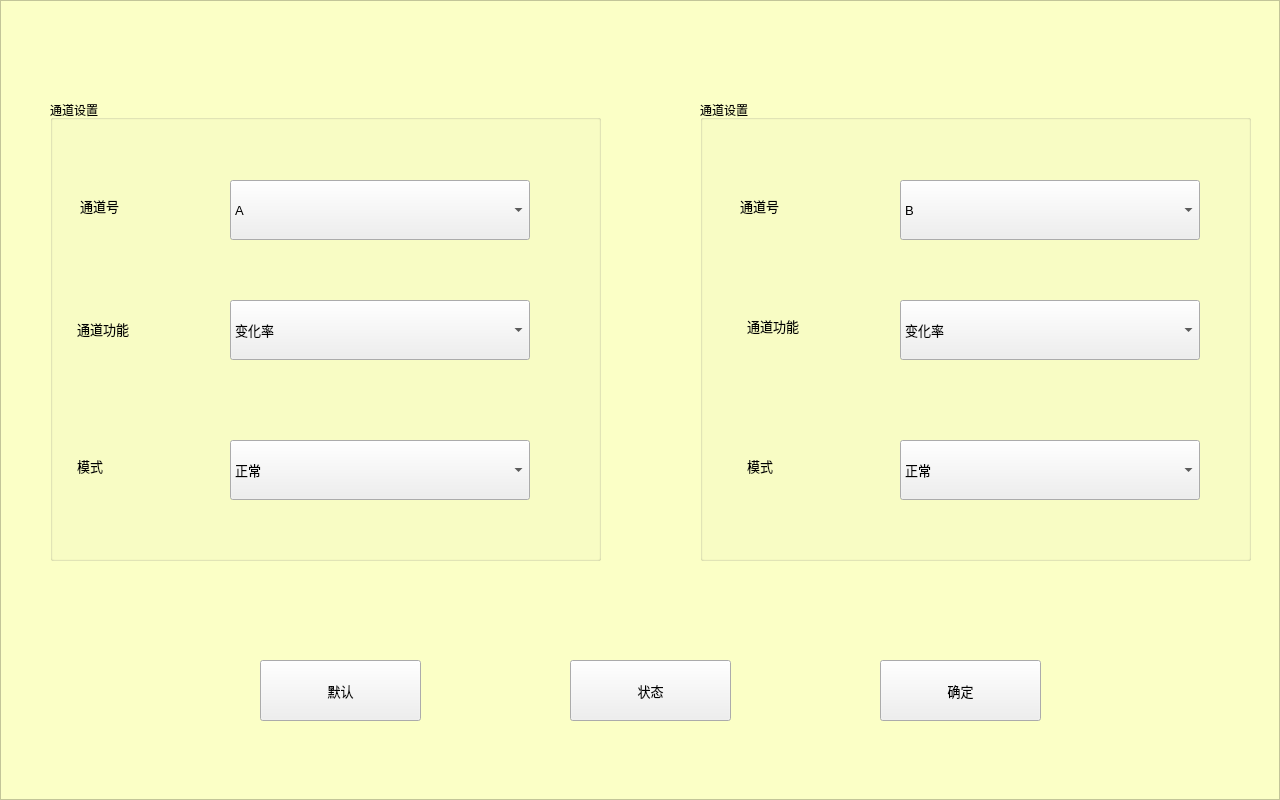
The window that configure.ui (thewayI/tiny4412) describes before a commit, drawn with Qt 5.
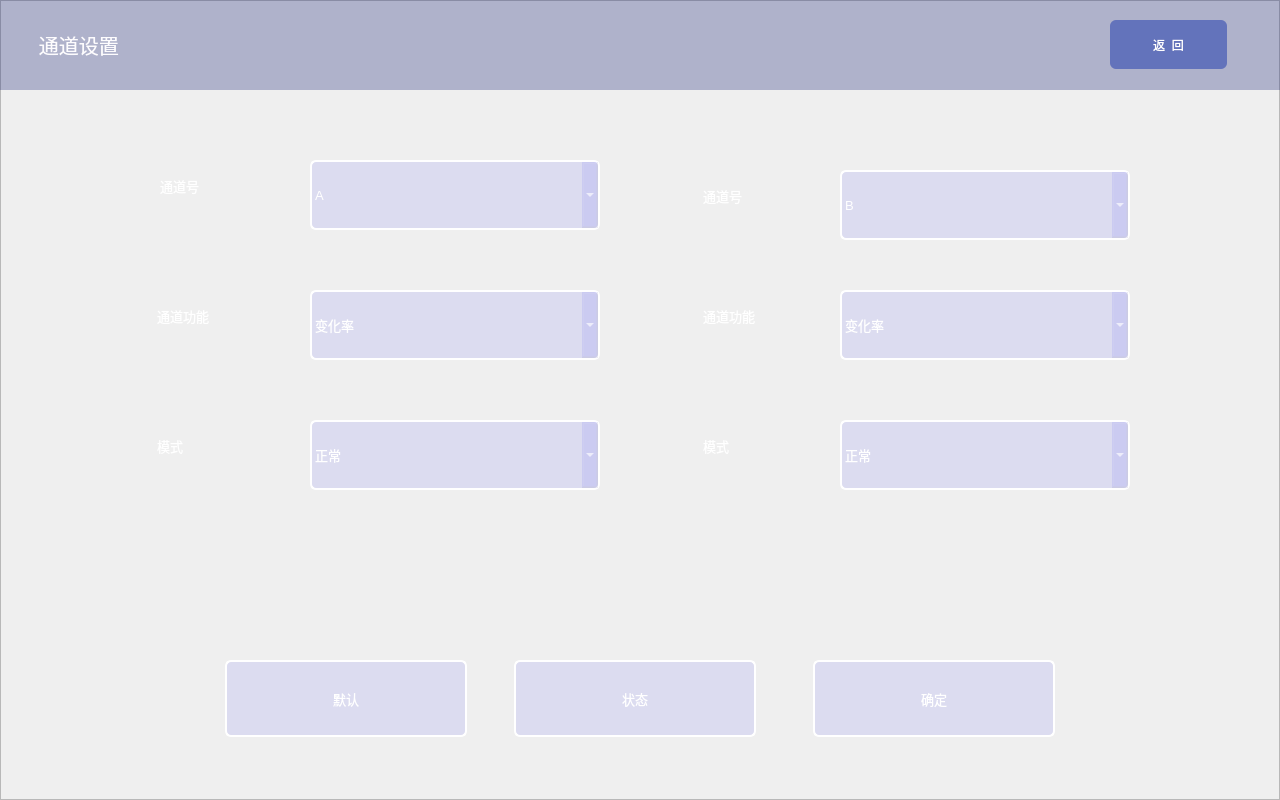
The same window after the commit. Icons and pictures are not drawn.

What changed in the file:
```diff
--- a/configure.ui
+++ b/configure.ui
@@ -16,8 +16,8 @@
   <widget class="QLabel" name="label_5">
    <property name="geometry">
     <rect>
-     <x>747</x>
-     <y>300</y>
+     <x>703</x>
+     <y>290</y>
      <width>121</width>
      <height>51</height>
     </rect>
@@ -27,6 +27,9 @@
      <pointsize>10</pointsize>
     </font>
    </property>
+   <property name="styleSheet">
+    <string notr="true">color: rgb(255, 255, 255);</string>
+   </property>
    <property name="text">
     <string>通道功能</string>
    </property>
@@ -34,8 +37,8 @@
   <widget class="QLabel" name="label">
    <property name="geometry">
     <rect>
-     <x>77</x>
-     <y>303</y>
+     <x>157</x>
+     <y>290</y>
      <width>121</width>
      <height>51</height>
     </rect>
@@ -45,6 +48,9 @@
      <pointsize>10</pointsize>
     </font>
    </property>
+   <property name="styleSheet">
+    <string notr="true">color: rgb(255, 255, 255);</string>
+   </property>
    <property name="text">
     <string>通道功能</string>
    </property>
@@ -52,8 +58,8 @@
   <widget class="QLabel" name="label_6">
    <property name="geometry">
     <rect>
-     <x>747</x>
-     <y>440</y>
+     <x>703</x>
+     <y>420</y>
      <width>121</width>
      <height>51</height>
     </rect>
@@ -63,76 +69,20 @@
      <pointsize>10</pointsize>
     </font>
    </property>
+   <property name="styleSheet">
+    <string notr="true">color: rgb(255, 255, 255);</string>
+   </property>
    <property name="text">
     <string>模式</string>
    </property>
   </widget>
-  <widget class="QGroupBox" name="groupBox">
-   <property name="geometry">
-    <rect>
-     <x>50</x>
-     <y>100</y>
-     <width>551</width>
-     <height>461</height>
-    </rect>
-   </property>
-   <property name="title">
-    <string>通道设置</string>
-   </property>
-   <widget class="QComboBox" name="comboBox_chanFunc_3">
-    <property name="geometry">
-     <rect>
-      <x>180</x>
-      <y>80</y>
-      <width>300</width>
-      <height>60</height>
-     </rect>
-    </property>
-    <property name="font">
-     <font>
-      <pointsize>10</pointsize>
-     </font>
-    </property>
-    <property name="currentIndex">
-     <number>0</number>
-    </property>
-    <item>
-     <property name="text">
-      <string>A</string>
-     </property>
-    </item>
-    <item>
-     <property name="text">
-      <string>B</string>
-     </property>
-    </item>
-   </widget>
-   <widget class="QLabel" name="label_8">
-    <property name="geometry">
-     <rect>
-      <x>30</x>
-      <y>80</y>
-      <width>121</width>
-      <height>51</height>
-     </rect>
-    </property>
-    <property name="font">
-     <font>
-      <pointsize>10</pointsize>
-     </font>
-    </property>
-    <property name="text">
-     <string>通道号</string>
-    </property>
-   </widget>
-  </widget>
   <widget class="QComboBox" name="comboBox_Mode_2">
    <property name="geometry">
     <rect>
-     <x>900</x>
-     <y>440</y>
-     <width>300</width>
-     <height>60</height>
+     <x>840</x>
+     <y>420</y>
+     <width>290</width>
+     <height>70</height>
     </rect>
    </property>
    <property name="font">
@@ -140,6 +90,16 @@
      <pointsize>10</pointsize>
     </font>
    </property>
+   <property name="styleSheet">
+    <string notr="true">color: rgb(255, 255, 255);
+color: rgb(255, 255, 255);
+border:2px solid rgb(255, 255, 255);
+background-color: rgba(5, 4, 250, 20);
+border-top-left-radius:6px;
+border-top-right-radius:6px;
+border-bottom-left-radius:6px;
+border-bottom-right-radius:6px;</string>
+   </property>
    <item>
     <property name="text">
      <string>正常</string>
@@ -154,10 +114,10 @@
   <widget class="QPushButton" name="btn_default">
    <property name="geometry">
     <rect>
-     <x>260</x>
+     <x>225</x>
      <y>660</y>
-     <width>161</width>
-     <height>61</height>
+     <width>242</width>
+     <height>77</height>
     </rect>
    </property>
    <property name="font">
@@ -165,6 +125,15 @@
      <pointsize>10</pointsize>
     </font>
    </property>
+   <property name="styleSheet">
+    <string notr="true">border:2px solid rgb(255, 255, 255);
+color: rgb(255, 255, 255);
+background-color: rgba(5, 4, 250, 20);
+border-top-left-radius:6px;
+border-top-right-radius:6px;
+border-bottom-left-radius:6px;
+border-bottom-right-radius:6px;</string>
+   </property>
    <property name="text">
     <string>默认</string>
    </property>
@@ -172,8 +141,8 @@
   <widget class="QLabel" name="label_2">
    <property name="geometry">
     <rect>
-     <x>77</x>
-     <y>440</y>
+     <x>157</x>
+     <y>420</y>
      <width>121</width>
      <height>51</height>
     </rect>
@@ -183,6 +152,9 @@
      <pointsize>10</pointsize>
     </font>
    </property>
+   <property name="styleSheet">
+    <string notr="true">color: rgb(255, 255, 255);</string>
+   </property>
    <property name="text">
     <string>模式</string>
    </property>
@@ -190,10 +162,10 @@
   <widget class="QPushButton" name="btn_ok">
    <property name="geometry">
     <rect>
-     <x>880</x>
+     <x>813</x>
      <y>660</y>
-     <width>161</width>
-     <height>61</height>
+     <width>242</width>
+     <height>77</height>
     </rect>
    </property>
    <property name="font">
@@ -201,6 +173,15 @@
      <pointsize>10</pointsize>
     </font>
    </property>
+   <property name="styleSheet">
+    <string notr="true">border:2px solid rgb(255, 255, 255);
+color: rgb(255, 255, 255);
+background-color: rgba(5, 4, 250, 20);
+border-top-left-radius:6px;
+border-top-right-radius:6px;
+border-bottom-left-radius:6px;
+border-bottom-right-radius:6px;</string>
+   </property>
    <property name="text">
     <string>确定</string>
    </property>
@@ -208,10 +189,10 @@
   <widget class="QComboBox" name="comboBox_chanFunc">
    <property name="geometry">
     <rect>
-     <x>230</x>
-     <y>300</y>
-     <width>300</width>
-     <height>60</height>
+     <x>310</x>
+     <y>290</y>
+     <width>290</width>
+     <height>70</height>
     </rect>
    </property>
    <property name="font">
@@ -219,6 +200,16 @@
      <pointsize>10</pointsize>
     </font>
    </property>
+   <property name="styleSheet">
+    <string notr="true">color: rgb(255, 255, 255);
+color: rgb(255, 255, 255);
+border:2px solid rgb(255, 255, 255);
+background-color: rgba(5, 4, 250, 20);
+border-top-left-radius:6px;
+border-top-right-radius:6px;
+border-bottom-left-radius:6px;
+border-bottom-right-radius:6px;</string>
+   </property>
    <property name="currentIndex">
     <number>2</number>
    </property>
@@ -243,72 +234,13 @@
     </property>
    </item>
   </widget>
-  <widget class="QGroupBox" name="groupBox_2">
-   <property name="geometry">
-    <rect>
-     <x>700</x>
-     <y>100</y>
-     <width>551</width>
-     <height>461</height>
-    </rect>
-   </property>
-   <property name="title">
-    <string>通道设置</string>
-   </property>
-   <widget class="QComboBox" name="comboBox_chanFunc_4">
-    <property name="geometry">
-     <rect>
-      <x>200</x>
-      <y>80</y>
-      <width>300</width>
-      <height>60</height>
-     </rect>
-    </property>
-    <property name="font">
-     <font>
-      <pointsize>10</pointsize>
-     </font>
-    </property>
-    <property name="currentIndex">
-     <number>1</number>
-    </property>
-    <item>
-     <property name="text">
-      <string>A</string>
-     </property>
-    </item>
-    <item>
-     <property name="text">
-      <string>B</string>
-     </property>
-    </item>
-   </widget>
-   <widget class="QLabel" name="label_7">
-    <property name="geometry">
-     <rect>
-      <x>40</x>
-      <y>80</y>
-      <width>121</width>
-      <height>51</height>
-     </rect>
-    </property>
-    <property name="font">
-     <font>
-      <pointsize>10</pointsize>
-     </font>
-    </property>
-    <property name="text">
-     <string>通道号</string>
-    </property>
-   </widget>
-  </widget>
   <widget class="QComboBox" name="comboBox_chanFunc_2">
    <property name="geometry">
     <rect>
-     <x>900</x>
-     <y>300</y>
-     <width>300</width>
-     <height>60</height>
+     <x>840</x>
+     <y>290</y>
+     <width>290</width>
+     <height>70</height>
     </rect>
    </property>
    <property name="font">
@@ -316,6 +248,16 @@
      <pointsize>10</pointsize>
     </font>
    </property>
+   <property name="styleSheet">
+    <string notr="true">color: rgb(255, 255, 255);
+color: rgb(255, 255, 255);
+border:2px solid rgb(255, 255, 255);
+background-color: rgba(5, 4, 250, 20);
+border-top-left-radius:6px;
+border-top-right-radius:6px;
+border-bottom-left-radius:6px;
+border-bottom-right-radius:6px;</string>
+   </property>
    <property name="currentIndex">
     <number>2</number>
    </property>
@@ -343,10 +285,10 @@
   <widget class="QPushButton" name="btn_state">
    <property name="geometry">
     <rect>
-     <x>570</x>
+     <x>514</x>
      <y>660</y>
-     <width>161</width>
-     <height>61</height>
+     <width>242</width>
+     <height>77</height>
     </rect>
    </property>
    <property name="font">
@@ -354,6 +296,15 @@
      <pointsize>10</pointsize>
     </font>
    </property>
+   <property name="styleSheet">
+    <string notr="true">border:2px solid rgb(255, 255, 255);
+color: rgb(255, 255, 255);
+background-color: rgba(5, 4, 250, 20);
+border-top-left-radius:6px;
+border-top-right-radius:6px;
+border-bottom-left-radius:6px;
+border-bottom-right-radius:6px;</string>
+   </property>
    <property name="text">
     <string>状态</string>
    </property>
@@ -361,10 +312,10 @@
   <widget class="QComboBox" name="comboBox_Mode">
    <property name="geometry">
     <rect>
-     <x>230</x>
-     <y>440</y>
-     <width>300</width>
-     <height>60</height>
+     <x>310</x>
+     <y>420</y>
+     <width>290</width>
+     <height>70</height>
     </rect>
    </property>
    <property name="font">
@@ -372,6 +323,16 @@
      <pointsize>10</pointsize>
     </font>
    </property>
+   <property name="styleSheet">
+    <string notr="true">color: rgb(255, 255, 255);
+color: rgb(255, 255, 255);
+border:2px solid rgb(255, 255, 255);
+background-color: rgba(5, 4, 250, 20);
+border-top-left-radius:6px;
+border-top-right-radius:6px;
+border-bottom-left-radius:6px;
+border-bottom-right-radius:6px;</string>
+   </property>
    <item>
     <property name="text">
      <string>正常</string>
@@ -383,6 +344,192 @@
     </property>
    </item>
   </widget>
+  <widget class="QComboBox" name="comboBox_chanFunc_3">
+   <property name="geometry">
+    <rect>
+     <x>310</x>
+     <y>160</y>
+     <width>290</width>
+     <height>70</height>
+    </rect>
+   </property>
+   <property name="font">
+    <font>
+     <pointsize>10</pointsize>
+    </font>
+   </property>
+   <property name="styleSheet">
+    <string notr="true">color: rgb(255, 255, 255);
+color: rgb(255, 255, 255);
+border:2px solid rgb(255, 255, 255);
+background-color: rgba(5, 4, 250, 20);
+border-top-left-radius:6px;
+border-top-right-radius:6px;
+border-bottom-left-radius:6px;
+border-bottom-right-radius:6px;</string>
+   </property>
+   <property name="currentIndex">
+    <number>0</number>
+   </property>
+   <item>
+    <property name="text">
+     <string>A</string>
+    </property>
+   </item>
+   <item>
+    <property name="text">
+     <string>B</string>
+    </property>
+   </item>
+  </widget>
+  <widget class="QLabel" name="label_8">
+   <property name="geometry">
+    <rect>
+     <x>160</x>
+     <y>160</y>
+     <width>121</width>
+     <height>51</height>
+    </rect>
+   </property>
+   <property name="font">
+    <font>
+     <pointsize>10</pointsize>
+    </font>
+   </property>
+   <property name="styleSheet">
+    <string notr="true">color: rgb(255, 255, 255);</string>
+   </property>
+   <property name="text">
+    <string>通道号</string>
+   </property>
+  </widget>
+  <widget class="QComboBox" name="comboBox_chanFunc_4">
+   <property name="geometry">
+    <rect>
+     <x>840</x>
+     <y>170</y>
+     <width>290</width>
+     <height>70</height>
+    </rect>
+   </property>
+   <property name="font">
+    <font>
+     <pointsize>10</pointsize>
+    </font>
+   </property>
+   <property name="styleSheet">
+    <string notr="true">color: rgb(255, 255, 255);
+color: rgb(255, 255, 255);
+border:2px solid rgb(255, 255, 255);
+background-color: rgba(5, 4, 250, 20);
+border-top-left-radius:6px;
+border-top-right-radius:6px;
+border-bottom-left-radius:6px;
+border-bottom-right-radius:6px;</string>
+   </property>
+   <property name="currentIndex">
+    <number>1</number>
+   </property>
+   <item>
+    <property name="text">
+     <string>A</string>
+    </property>
+   </item>
+   <item>
+    <property name="text">
+     <string>B</string>
+    </property>
+   </item>
+  </widget>
+  <widget class="QLabel" name="label_7">
+   <property name="geometry">
+    <rect>
+     <x>703</x>
+     <y>170</y>
+     <width>121</width>
+     <height>51</height>
+    </rect>
+   </property>
+   <property name="font">
+    <font>
+     <pointsize>10</pointsize>
+    </font>
+   </property>
+   <property name="styleSheet">
+    <string notr="true">color: rgb(255, 255, 255);</string>
+   </property>
+   <property name="text">
+    <string>通道号</string>
+   </property>
+  </widget>
+  <widget class="QPushButton" name="btn_configureMachine_2">
+   <property name="geometry">
+    <rect>
+     <x>1110</x>
+     <y>20</y>
+     <width>117</width>
+     <height>49</height>
+    </rect>
+   </property>
+   <property name="font">
+    <font>
+     <pointsize>9</pointsize>
+    </font>
+   </property>
+   <property name="styleSheet">
+    <string notr="true">border-top-left-radius:6px;
+background-color: rgb(99, 115, 187);
+border-top-right-radius:6px;
+border-bottom-left-radius:6px;
+border-bottom-right-radius:6px;
+color: rgb(255, 255, 255);</string>
+   </property>
+   <property name="text">
+    <string>返  回</string>
+   </property>
+   <property name="flat">
+    <bool>true</bool>
+   </property>
+  </widget>
+  <widget class="QLabel" name="label_9">
+   <property name="geometry">
+    <rect>
+     <x>0</x>
+     <y>0</y>
+     <width>1280</width>
+     <height>90</height>
+    </rect>
+   </property>
+   <property name="font">
+    <font>
+     <pointsize>15</pointsize>
+    </font>
+   </property>
+   <property name="styleSheet">
+    <string notr="true">color: rgb(253, 252, 254);
+background-color: rgba(34, 44, 125,80);
+</string>
+   </property>
+   <property name="text">
+    <string>       通道设置</string>
+   </property>
+  </widget>
+  <widget class="QLabel" name="label_10">
+   <property name="geometry">
+    <rect>
+     <x>20</x>
+     <y>20</y>
+     <width>49</width>
+     <height>49</height>
+    </rect>
+   </property>
+   <property name="styleSheet">
+    <string notr="true">border-image: url(:/new/prefix1/image/icon_通道设置.png);</string>
+   </property>
+   <property name="text">
+    <string/>
+   </property>
+  </widget>
   <widget class="QFrame" name="frame">
    <property name="geometry">
     <rect>
@@ -392,11 +539,8 @@
      <height>800</height>
     </rect>
    </property>
-   <property name="autoFillBackground">
-    <bool>false</bool>
-   </property>
    <property name="styleSheet">
-    <string notr="true">background-color: rgb(251, 255, 198);</string>
+    <string notr="true">border-image: url(:/new/prefix1/image/bg_05.png);</string>
    </property>
    <property name="frameShape">
     <enum>QFrame::StyledPanel</enum>
@@ -406,8 +550,7 @@
    </property>
   </widget>
   <zorder>frame</zorder>
-  <zorder>groupBox</zorder>
-  <zorder>groupBox_2</zorder>
+  <zorder>label_9</zorder>
   <zorder>label_5</zorder>
   <zorder>label</zorder>
   <zorder>label_6</zorder>
@@ -419,6 +562,12 @@
   <zorder>comboBox_chanFunc_2</zorder>
   <zorder>btn_state</zorder>
   <zorder>comboBox_Mode</zorder>
+  <zorder>comboBox_chanFunc_3</zorder>
+  <zorder>label_8</zorder>
+  <zorder>comboBox_chanFunc_4</zorder>
+  <zorder>label_7</zorder>
+  <zorder>btn_configureMachine_2</zorder>
+  <zorder>label_10</zorder>
  </widget>
  <resources/>
  <connections/>
```
